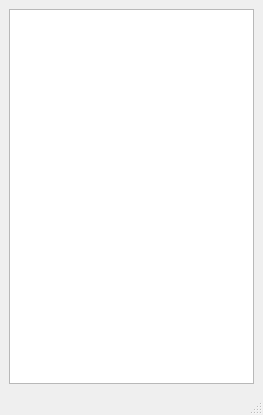
F1l14/Software-Engineering-2025, file ui/8_Tasks/TasksScreen.ui: the form before one commit.
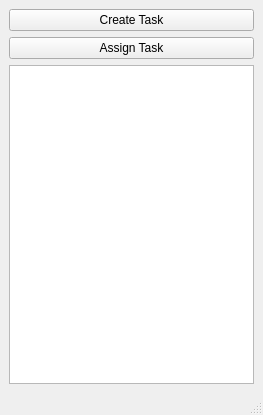
The form after the commit.

Commit message: New: Task Creation Screen and button

```diff
--- a/ui/8_Tasks/TasksScreen.ui
+++ b/ui/8_Tasks/TasksScreen.ui
@@ -15,9 +15,23 @@
   </property>
   <widget class="QWidget" name="centralwidget">
    <layout class="QGridLayout" name="gridLayout">
-    <item row="0" column="0">
+    <item row="2" column="0">
      <widget class="QListWidget" name="listWidget"/>
     </item>
+    <item row="0" column="0">
+     <widget class="QPushButton" name="create_button">
+      <property name="text">
+       <string>Create Task</string>
+      </property>
+     </widget>
+    </item>
+    <item row="1" column="0">
+     <widget class="QPushButton" name="assign_task_button">
+      <property name="text">
+       <string>Assign Task</string>
+      </property>
+     </widget>
+    </item>
    </layout>
   </widget>
   <widget class="QMenuBar" name="menubar">
```
The commit also changes 1 other file.
